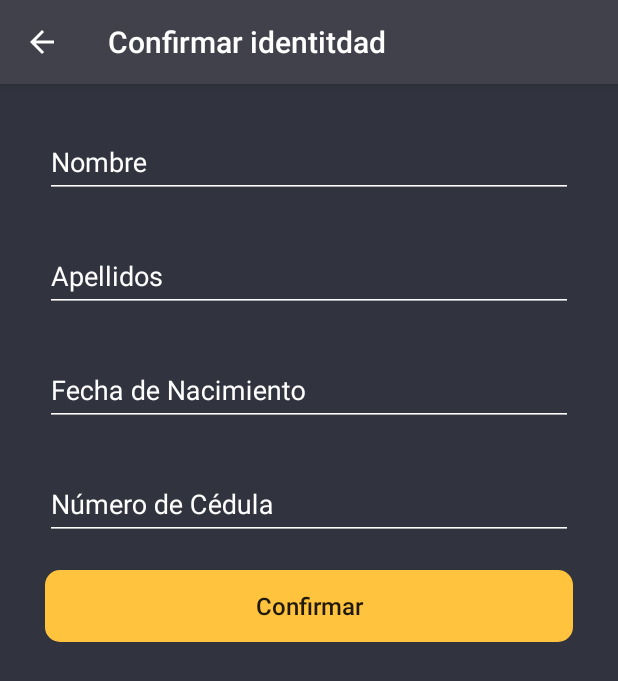
After one commit to jtoruno/RP-RX, an Android app: the ConfirmCitizenInfoActivity screen opened directly, with no data from a screen before it, on a phone screen of 412 x 824 dp. The commit adds this screen. Shown: the top 681 px of the screen. Run offline under Robolectric (Android 15) with nearby library versions, the light colour scheme and no system bars; our stand-ins replace RxJava; libraries missing offline, so code that uses them is left out: com.trello.rxlifecycle, io.reactivex.rxkotlin, rx.subscriptions; 5 statements that could not run were skipped.

```diff
--- a/Application/src/main/java/com/zimplifica/redipuntos/services/GlobalState.kt
+++ b/Application/src/main/java/com/zimplifica/redipuntos/services/GlobalState.kt
@@ -21,7 +21,7 @@ class GlobalState(val context: Context){
 
      init {
         this.userInformationSubscription.subscribe { userInfo ->
-            Log.e("GlobalState","  "+userInfo.userPhoneNumber)
+            Log.e("GlobalState","  "+userInfo.userPhoneNumber+userInfo.citizenId)
             //environment?.currentUser()?.setCurrentUser(userInfo)
             CurrentUser.setCurrentUser(userInfo)
         }
--- /dev/null
+++ b/Application/src/main/java/com/zimplifica/redipuntos/ui/activities/ConfirmCitizenInfoActivity.kt
@@ -0,0 +1,64 @@
+package com.zimplifica.redipuntos.ui.activities
+
+import android.annotation.SuppressLint
+import android.support.v7.app.AppCompatActivity
+import android.os.Bundle
+import android.view.View
+import android.widget.Toast
+import com.zimplifica.redipuntos.R
+import com.zimplifica.redipuntos.libs.qualifiers.BaseActivity
+import com.zimplifica.redipuntos.libs.qualifiers.RequiresActivityViewModel
+import com.zimplifica.redipuntos.viewModels.ConfirmCitizenInfoVM
+import io.reactivex.android.schedulers.AndroidSchedulers
+import kotlinx.android.synthetic.main.activity_confirm_citizen_info.*
+
+@RequiresActivityViewModel(ConfirmCitizenInfoVM.ViewModel::class)
+class ConfirmCitizenInfoActivity : BaseActivity<ConfirmCitizenInfoVM.ViewModel>() {
+
+    @SuppressLint("CheckResult")
+    override fun onCreate(savedInstanceState: Bundle?) {
+        super.onCreate(savedInstanceState)
+        setContentView(R.layout.activity_confirm_citizen_info)
+        progressBar6.visibility = View.GONE
+        this.supportActionBar?.title = "Confirmar identitdad"
+        supportActionBar!!.setDisplayHomeAsUpEnabled(true)
+        supportActionBar!!.setDisplayShowHomeEnabled(true)
+        this.viewModel.outputs.printData().observeOn(AndroidSchedulers.mainThread())
+            .subscribe {
+                citizen_name_text.setText(it.nombre)
+                val lastName = "${it.apellido1} ${it.apellido2}"
+                citizen_last_name_text.setText(lastName)
+                citizen_birth_date_text.setText(it.fechaNacimiento)
+                citizen_id_number_text.setText(it.cedula)
+            }
+
+        next_btn_confirm_citizen.setOnClickListener {
+            this.viewModel.inputs.nextButtonPressed()
+        }
+
+        this.viewModel.outputs.loadingEnabled().observeOn(AndroidSchedulers.mainThread())
+            .subscribe {
+                if (it){
+                    next_btn_confirm_citizen.isEnabled = false
+                    progressBar6.visibility = View.VISIBLE
+                }else{
+                    next_btn_confirm_citizen.isEnabled = true
+                    progressBar6.visibility = View.GONE
+                }
+            }
+        this.viewModel.outputs.citizenInformationConfirmed().observeOn(AndroidSchedulers.mainThread())
+            .subscribe {
+                Toast.makeText(this,"Completada la información personal correctamente", Toast.LENGTH_LONG).show()
+                finish()
+            }
+    }
+
+    override fun onSupportNavigateUp(): Boolean {
+        onBackPressed()
+        return true
+    }
+
+    override fun onBackPressed() {
+        finish()
+    }
+}
--- /dev/null
+++ b/Application/src/main/java/com/zimplifica/redipuntos/viewModels/ConfirmCitizenInfoVM.kt
@@ -0,0 +1,96 @@
+package com.zimplifica.redipuntos.viewModels
+
+import android.annotation.SuppressLint
+import android.support.annotation.NonNull
+import com.zimplifica.domain.entities.Citizen
+import com.zimplifica.domain.entities.CitizenInput
+import com.zimplifica.domain.entities.Result
+import com.zimplifica.redipuntos.extensions.takeWhen
+import com.zimplifica.redipuntos.libs.ActivityViewModel
+import com.zimplifica.redipuntos.libs.Environment
+import com.zimplifica.redipuntos.models.Person
+import io.reactivex.Observable
+import io.reactivex.subjects.BehaviorSubject
+import io.reactivex.subjects.PublishSubject
+
+interface ConfirmCitizenInfoVM {
+    interface Inputs {
+        fun onCreate()
+        fun nextButtonPressed()
+    }
+    interface Outputs{
+        fun printData() : Observable<Person>
+        fun loadingEnabled() : Observable<Boolean>
+        fun showError(): Observable<String>
+        fun citizenInformationConfirmed() : Observable<Citizen>
+
+    }
+    @SuppressLint("CheckResult")
+    class ViewModel(@NonNull val environment: Environment) : ActivityViewModel<ConfirmCitizenInfoVM>(environment), Inputs, Outputs{
+
+        val inputs : Inputs = this
+        val outputs : Outputs = this
+
+        //Inputs
+        private val onCreate = PublishSubject.create<Unit>()
+        private val nextButtonPressed = PublishSubject.create<Unit>()
+        //Outputs
+        private val printData = BehaviorSubject.create<Person>()
+        private val loadingEnabled = BehaviorSubject.create<Boolean>()
+        private val showError = BehaviorSubject.create<String>()
+        private val citizenInformationConfirmed = BehaviorSubject.create<Citizen>()
+
+        init {
+            val personObservable = intent()
+                .filter { it.hasExtra("citizen") }
+                .map { return@map it.getSerializableExtra("citizen") as Person }
+            personObservable
+                .subscribe(this.printData)
+
+            val updateInfo = personObservable
+                .takeWhen(this.nextButtonPressed)
+                .flatMap { updateUserInfo(it.second) }
+                .share()
+            updateInfo
+                .filter { !it.isFail() }
+                .map { when(it){
+                    is Result.failure -> return@map null
+                    is Result.success -> return@map it.value
+                } }
+                .subscribe(this.citizenInformationConfirmed)
+            updateInfo
+                .filter { it.isFail() }
+                .subscribe {
+                    when(it){
+                        is Result.failure ->{
+                            this.showError.onNext("Lo sentimos, ha ocurrido un error al actualizar.")
+                        }
+                        else -> {}
+                    }
+                }
+        }
+
+        override fun nextButtonPressed() {
+           return this.nextButtonPressed.onNext(Unit)
+        }
+
+        override fun loadingEnabled(): Observable<Boolean> = this.loadingEnabled
+
+        override fun showError(): Observable<String> = this.showError
+
+        override fun citizenInformationConfirmed(): Observable<Citizen> = this.citizenInformationConfirmed
+
+        override fun onCreate() {
+            return this.onCreate.onNext(Unit)
+        }
+        override fun printData(): Observable<Person> = this.printData
+
+        private fun updateUserInfo(person : Person) : Observable<Result<Citizen>>{
+            val input = CitizenInput(person.cedula?:"",person.nombre!!,person.apellido1+" "+person.apellido2,person.fechaNacimiento!!)
+            return environment.userUseCase().updateUserInfo(input)
+                .doOnComplete { this.loadingEnabled.onNext(false) }
+                .doOnSubscribe { this.loadingEnabled.onNext(true) }
+        }
+
+    }
+}
--- a/Application/src/main/res/layout/activity_citizen_info.xml
+++ b/Application/src/main/res/layout/activity_citizen_info.xml
@@ -37,7 +37,7 @@
             app:layout_constraintStart_toStartOf="parent"
             android:layout_marginStart="30dp" app:layout_constraintEnd_toEndOf="parent" android:layout_marginEnd="30dp"
             app:layout_constraintHorizontal_bias="0.0" android:layout_marginBottom="48dp"
-            app:layout_constraintBottom_toTopOf="@+id/button"/>
+            app:layout_constraintBottom_toTopOf="@+id/citizen_next_btn"/>
     <Button
             android:text="Continuar"
             android:textSize="16sp"
@@ -45,7 +45,7 @@
             android:textAllCaps="false"
             android:layout_width="match_parent"
             android:layout_height="wrap_content"
-            android:id="@+id/button" app:layout_constraintStart_toStartOf="parent" android:layout_marginStart="50dp"
+            android:id="@+id/citizen_next_btn" app:layout_constraintStart_toStartOf="parent" android:layout_marginStart="50dp"
             app:layout_constraintEnd_toEndOf="parent" android:layout_marginEnd="50dp" android:layout_marginBottom="44dp"
             app:layout_constraintBottom_toBottomOf="parent" app:layout_constraintHorizontal_bias="1.0"/>
 </android.support.constraint.ConstraintLayout>
--- /dev/null
+++ b/Application/src/main/res/layout/activity_confirm_citizen_info.xml
@@ -0,0 +1,112 @@
+<?xml version="1.0" encoding="utf-8"?>
+<android.support.constraint.ConstraintLayout
+        xmlns:android="http://schemas.android.com/apk/res/android"
+        xmlns:tools="http://schemas.android.com/tools"
+        xmlns:app="http://schemas.android.com/apk/res-auto"
+        android:background="@color/colorPrimary"
+        android:layout_width="match_parent"
+        android:layout_height="match_parent"
+        tools:context=".ui.activities.ConfirmCitizenInfoActivity">
+
+    <android.support.design.widget.TextInputLayout
+            android:layout_width="match_parent"
+            android:layout_height="wrap_content"
+            android:layout_marginTop="20dp"
+            android:textColorHint="@android:color/white"
+            app:layout_constraintTop_toTopOf="parent" app:layout_constraintStart_toStartOf="parent"
+            android:layout_marginStart="30dp" app:layout_constraintEnd_toEndOf="parent" android:layout_marginEnd="30dp"
+            android:id="@+id/textInputLayout4">
+
+        <EditText
+                android:id="@+id/citizen_name_text"
+                android:enabled="false"
+                android:maxLines="1"
+                android:backgroundTint="@android:color/white"
+                android:textColor="@android:color/white"
+                android:textColorHint="@android:color/white"
+                android:layout_width="match_parent"
+                android:layout_height="wrap_content"
+                android:hint="Nombre"/>
+    </android.support.design.widget.TextInputLayout>
+
+    <android.support.design.widget.TextInputLayout
+            android:layout_width="match_parent"
+            android:layout_height="wrap_content"
+            android:textColorHint="@android:color/white"
+            android:layout_marginTop="20dp"
+            app:layout_constraintTop_toBottomOf="@+id/textInputLayout4" app:layout_constraintEnd_toEndOf="parent"
+            android:layout_marginEnd="30dp" app:layout_constraintStart_toStartOf="parent"
+            android:layout_marginStart="30dp" android:id="@+id/textInputLayout5">
+
+        <android.support.design.widget.TextInputEditText
+                android:id="@+id/citizen_last_name_text"
+                android:enabled="false"
+                android:maxLines="1"
+                android:backgroundTint="@android:color/white"
+                android:textColor="@android:color/white"
+                android:textColorHint="@android:color/white"
+                android:layout_width="match_parent"
+                android:layout_height="wrap_content"
+                android:hint="Apellidos"/>
+    </android.support.design.widget.TextInputLayout>
+    <android.support.design.widget.TextInputLayout
+            android:layout_width="match_parent"
+            android:layout_height="wrap_content"
+            android:textColorHint="@android:color/white"
+            android:layout_marginTop="20dp"
+            app:layout_constraintTop_toBottomOf="@+id/textInputLayout5" app:layout_constraintStart_toStartOf="parent"
+            android:layout_marginStart="30dp" app:layout_constraintEnd_toEndOf="parent" android:layout_marginEnd="30dp"
+            android:id="@+id/textInputLayout7">
+
+        <android.support.design.widget.TextInputEditText
+                android:id="@+id/citizen_birth_date_text"
+                android:enabled="false"
+                android:maxLines="1"
+                android:backgroundTint="@android:color/white"
+                android:textColor="@android:color/white"
+                android:textColorHint="@android:color/white"
+                android:layout_width="match_parent"
+                android:layout_height="wrap_content"
+                android:hint="Fecha de Nacimiento"/>
+    </android.support.design.widget.TextInputLayout>
+    <android.support.design.widget.TextInputLayout
+            android:layout_width="match_parent"
+            android:layout_height="wrap_content"
+            android:textColorHint="@android:color/white"
+            android:layout_marginTop="20dp"
+            app:layout_constraintTop_toBottomOf="@+id/textInputLayout7" app:layout_constraintStart_toStartOf="parent"
+            android:layout_marginStart="30dp" app:layout_constraintEnd_toEndOf="parent" android:layout_marginEnd="30dp"
+            android:id="@+id/textInputLayout8">
+
+        <android.support.design.widget.TextInputEditText
+                android:id="@+id/citizen_id_number_text"
+                android:enabled="false"
+                android:maxLines="1"
+                android:backgroundTint="@android:color/white"
+                android:textColor="@android:color/white"
+                android:textColorHint="@android:color/white"
+                android:layout_width="match_parent"
+                android:layout_height="wrap_content"
+                android:hint="Número de Cédula"/>
+    </android.support.design.widget.TextInputLayout>
+    <Button
+            android:text="Confirmar"
+            android:textAllCaps="false"
+            android:textSize="16sp"
+            android:background="@drawable/btn_state"
+            android:layout_width="match_parent"
+            android:layout_height="wrap_content"
+            android:id="@+id/next_btn_confirm_citizen"
+            app:layout_constraintEnd_toEndOf="parent"
+            android:layout_marginEnd="30dp" app:layout_constraintStart_toStartOf="parent"
+            android:layout_marginStart="30dp" app:layout_constraintHorizontal_bias="0.0"
+            android:layout_marginTop="20dp" app:layout_constraintTop_toBottomOf="@+id/progressBar6"/>
+    <ProgressBar
+            style="?android:attr/progressBarStyle"
+            android:layout_width="wrap_content"
+            android:layout_height="wrap_content"
+            android:id="@+id/progressBar6" android:layout_marginTop="12dp"
+            app:layout_constraintTop_toBottomOf="@+id/textInputLayout8" app:layout_constraintEnd_toEndOf="parent"
+            android:layout_marginEnd="8dp" app:layout_constraintStart_toStartOf="parent"
+            android:layout_marginStart="8dp" app:layout_constraintHorizontal_bias="0.498"/>
+</android.support.constraint.ConstraintLayout>
```
Also changed, not shown: Application/src/main/AndroidManifest.xml (+10 -2 lines), Application/src/main/java/com/zimplifica/redipuntos/ui/activities/CitizenInfoActivity.kt (+57 -2 lines), Application/src/main/java/com/zimplifica/redipuntos/ui/activities/ScannerIdActivity.kt (+43 -2 lines), 1 other file.
